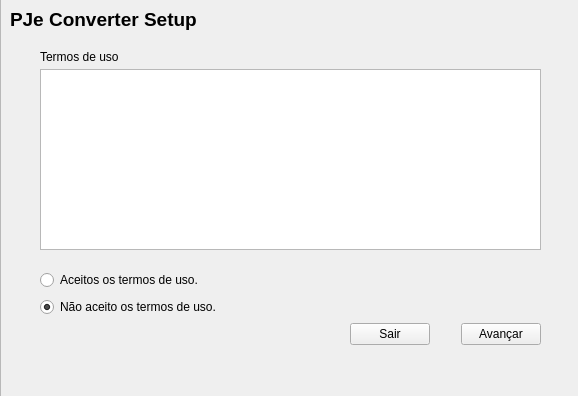
Above: qt_designer/interface_setup_app/main_window.ui from hadtrindade/conversor-e-divisor before the change. Below: the same form after it.
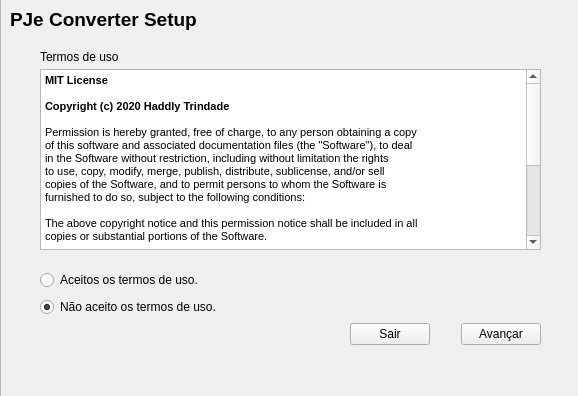
That is the form after the change. Icons and pictures are not drawn.

Commit message: adicionado os termos de uso.

Diff of the .ui file:
```diff
--- a/qt_designer/interface_setup_app/main_window.ui
+++ b/qt_designer/interface_setup_app/main_window.ui
@@ -92,7 +92,7 @@
       </item>
      </layout>
     </widget>
-    <widget class="QPlainTextEdit" name="plainTextEdit">
+    <widget class="QTextEdit" name="terms_use">
      <property name="geometry">
       <rect>
        <x>40</x>
@@ -101,6 +101,34 @@
        <height>181</height>
       </rect>
      </property>
+     <property name="html">
+      <string>&lt;!DOCTYPE HTML PUBLIC &quot;-//W3C//DTD HTML 4.0//EN&quot; &quot;http://www.w3.org/TR/REC-html40/strict.dtd&quot;&gt;
+&lt;html&gt;&lt;head&gt;&lt;meta name=&quot;qrichtext&quot; content=&quot;1&quot; /&gt;&lt;style type=&quot;text/css&quot;&gt;
+p, li { white-space: pre-wrap; }
+&lt;/style&gt;&lt;/head&gt;&lt;body style=&quot; font-family:'MS Shell Dlg 2'; font-size:8.25pt; font-weight:400; font-style:normal;&quot;&gt;
+&lt;p style=&quot; margin-top:0px; margin-bottom:0px; margin-left:0px; margin-right:0px; -qt-block-indent:0; text-indent:0px;&quot;&gt;&lt;span style=&quot; font-family:'MS Shell Dlg 2'; font-weight:600;&quot;&gt;MIT License&lt;/span&gt;&lt;/p&gt;
+&lt;p style=&quot;-qt-paragraph-type:empty; margin-top:0px; margin-bottom:0px; margin-left:0px; margin-right:0px; -qt-block-indent:0; text-indent:0px; font-family:'MS Shell Dlg 2';&quot;&gt;&lt;br /&gt;&lt;/p&gt;
+&lt;p style=&quot; margin-top:0px; margin-bottom:0px; margin-left:0px; margin-right:0px; -qt-block-indent:0; text-indent:0px;&quot;&gt;&lt;span style=&quot; font-family:'MS Shell Dlg 2'; font-weight:600;&quot;&gt;Copyright (c) 2020 Haddly Trindade&lt;/span&gt;&lt;/p&gt;
+&lt;p style=&quot;-qt-paragraph-type:empty; margin-top:0px; margin-bottom:0px; margin-left:0px; margin-right:0px; -qt-block-indent:0; text-indent:0px; font-family:'MS Shell Dlg 2';&quot;&gt;&lt;br /&gt;&lt;/p&gt;
+&lt;p style=&quot; margin-top:0px; margin-bottom:0px; margin-left:0px; margin-right:0px; -qt-block-indent:0; text-indent:0px;&quot;&gt;&lt;span style=&quot; font-family:'MS Shell Dlg 2';&quot;&gt;Permission is hereby granted, free of charge, to any person obtaining a copy&lt;/span&gt;&lt;/p&gt;
+&lt;p style=&quot; margin-top:0px; margin-bottom:0px; margin-left:0px; margin-right:0px; -qt-block-indent:0; text-indent:0px;&quot;&gt;&lt;span style=&quot; font-family:'MS Shell Dlg 2';&quot;&gt;of this software and associated documentation files (the &amp;quot;Software&amp;quot;), to deal&lt;/span&gt;&lt;/p&gt;
+&lt;p style=&quot; margin-top:0px; margin-bottom:0px; margin-left:0px; margin-right:0px; -qt-block-indent:0; text-indent:0px;&quot;&gt;&lt;span style=&quot; font-family:'MS Shell Dlg 2';&quot;&gt;in the Software without restriction, including without limitation the rights&lt;/span&gt;&lt;/p&gt;
+&lt;p style=&quot; margin-top:0px; margin-bottom:0px; margin-left:0px; margin-right:0px; -qt-block-indent:0; text-indent:0px;&quot;&gt;&lt;span style=&quot; font-family:'MS Shell Dlg 2';&quot;&gt;to use, copy, modify, merge, publish, distribute, sublicense, and/or sell&lt;/span&gt;&lt;/p&gt;
+&lt;p style=&quot; margin-top:0px; margin-bottom:0px; margin-left:0px; margin-right:0px; -qt-block-indent:0; text-indent:0px;&quot;&gt;&lt;span style=&quot; font-family:'MS Shell Dlg 2';&quot;&gt;copies of the Software, and to permit persons to whom the Software is&lt;/span&gt;&lt;/p&gt;
+&lt;p style=&quot; margin-top:0px; margin-bottom:0px; margin-left:0px; margin-right:0px; -qt-block-indent:0; text-indent:0px;&quot;&gt;&lt;span style=&quot; font-family:'MS Shell Dlg 2';&quot;&gt;furnished to do so, subject to the following conditions:&lt;/span&gt;&lt;/p&gt;
+&lt;p style=&quot;-qt-paragraph-type:empty; margin-top:0px; margin-bottom:0px; margin-left:0px; margin-right:0px; -qt-block-indent:0; text-indent:0px; font-family:'MS Shell Dlg 2';&quot;&gt;&lt;br /&gt;&lt;/p&gt;
+&lt;p style=&quot; margin-top:0px; margin-bottom:0px; margin-left:0px; margin-right:0px; -qt-block-indent:0; text-indent:0px;&quot;&gt;&lt;span style=&quot; font-family:'MS Shell Dlg 2';&quot;&gt;The above copyright notice and this permission notice shall be included in all&lt;/span&gt;&lt;/p&gt;
+&lt;p style=&quot; margin-top:0px; margin-bottom:0px; margin-left:0px; margin-right:0px; -qt-block-indent:0; text-indent:0px;&quot;&gt;&lt;span style=&quot; font-family:'MS Shell Dlg 2';&quot;&gt;copies or substantial portions of the Software.&lt;/span&gt;&lt;/p&gt;
+&lt;p style=&quot;-qt-paragraph-type:empty; margin-top:0px; margin-bottom:0px; margin-left:0px; margin-right:0px; -qt-block-indent:0; text-indent:0px; font-family:'MS Shell Dlg 2';&quot;&gt;&lt;br /&gt;&lt;/p&gt;
+&lt;p style=&quot; margin-top:0px; margin-bottom:0px; margin-left:0px; margin-right:0px; -qt-block-indent:0; text-indent:0px;&quot;&gt;&lt;span style=&quot; font-family:'MS Shell Dlg 2';&quot;&gt;THE SOFTWARE IS PROVIDED &amp;quot;AS IS&amp;quot;, WITHOUT WARRANTY OF ANY KIND, EXPRESS OR&lt;/span&gt;&lt;/p&gt;
+&lt;p style=&quot; margin-top:0px; margin-bottom:0px; margin-left:0px; margin-right:0px; -qt-block-indent:0; text-indent:0px;&quot;&gt;&lt;span style=&quot; font-family:'MS Shell Dlg 2';&quot;&gt;IMPLIED, INCLUDING BUT NOT LIMITED TO THE WARRANTIES OF MERCHANTABILITY,&lt;/span&gt;&lt;/p&gt;
+&lt;p style=&quot; margin-top:0px; margin-bottom:0px; margin-left:0px; margin-right:0px; -qt-block-indent:0; text-indent:0px;&quot;&gt;&lt;span style=&quot; font-family:'MS Shell Dlg 2';&quot;&gt;FITNESS FOR A PARTICULAR PURPOSE AND NONINFRINGEMENT. IN NO EVENT SHALL THE&lt;/span&gt;&lt;/p&gt;
+&lt;p style=&quot; margin-top:0px; margin-bottom:0px; margin-left:0px; margin-right:0px; -qt-block-indent:0; text-indent:0px;&quot;&gt;&lt;span style=&quot; font-family:'MS Shell Dlg 2';&quot;&gt;AUTHORS OR COPYRIGHT HOLDERS BE LIABLE FOR ANY CLAIM, DAMAGES OR OTHER&lt;/span&gt;&lt;/p&gt;
+&lt;p style=&quot; margin-top:0px; margin-bottom:0px; margin-left:0px; margin-right:0px; -qt-block-indent:0; text-indent:0px;&quot;&gt;&lt;span style=&quot; font-family:'MS Shell Dlg 2';&quot;&gt;LIABILITY, WHETHER IN AN ACTION OF CONTRACT, TORT OR OTHERWISE, ARISING FROM,&lt;/span&gt;&lt;/p&gt;
+&lt;p style=&quot; margin-top:0px; margin-bottom:0px; margin-left:0px; margin-right:0px; -qt-block-indent:0; text-indent:0px;&quot;&gt;&lt;span style=&quot; font-family:'MS Shell Dlg 2';&quot;&gt;OUT OF OR IN CONNECTION WITH THE SOFTWARE OR THE USE OR OTHER DEALINGS IN THE&lt;/span&gt;&lt;/p&gt;
+&lt;p style=&quot; margin-top:0px; margin-bottom:0px; margin-left:0px; margin-right:0px; -qt-block-indent:0; text-indent:0px;&quot;&gt;&lt;span style=&quot; font-family:'MS Shell Dlg 2';&quot;&gt;SOFTWARE.&lt;/span&gt;&lt;/p&gt;
+&lt;p style=&quot;-qt-paragraph-type:empty; margin-top:0px; margin-bottom:0px; margin-left:0px; margin-right:0px; -qt-block-indent:0; text-indent:0px; font-family:'MS Shell Dlg 2';&quot;&gt;&lt;br /&gt;&lt;/p&gt;&lt;/body&gt;&lt;/html&gt;</string>
+     </property>
     </widget>
     <widget class="QWidget" name="verticalLayoutWidget">
      <property name="geometry">
```
The commit also changes 1 other file.
